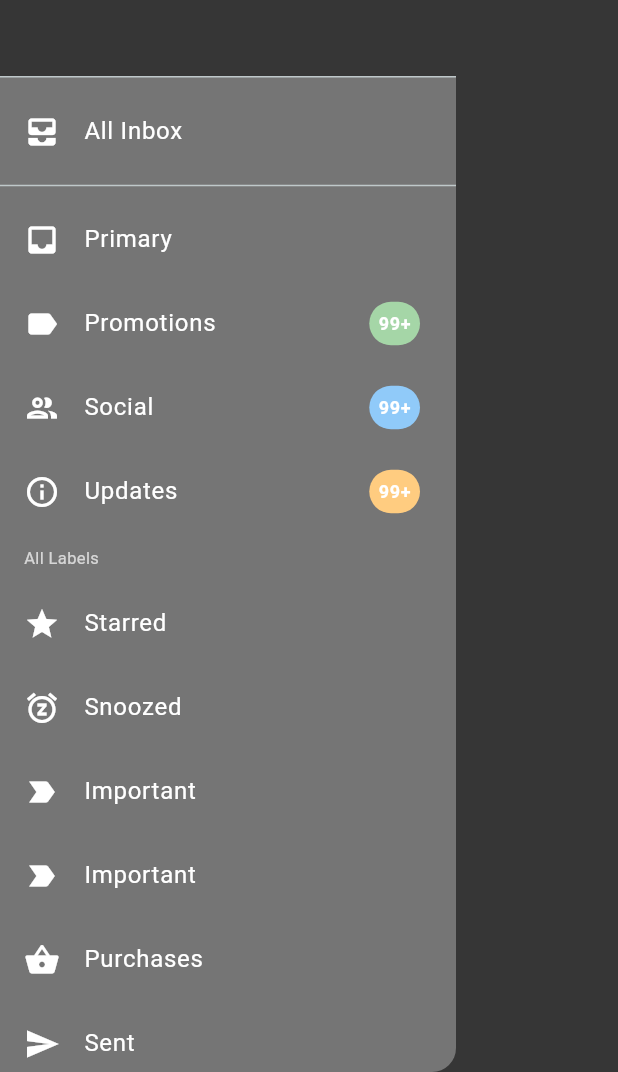
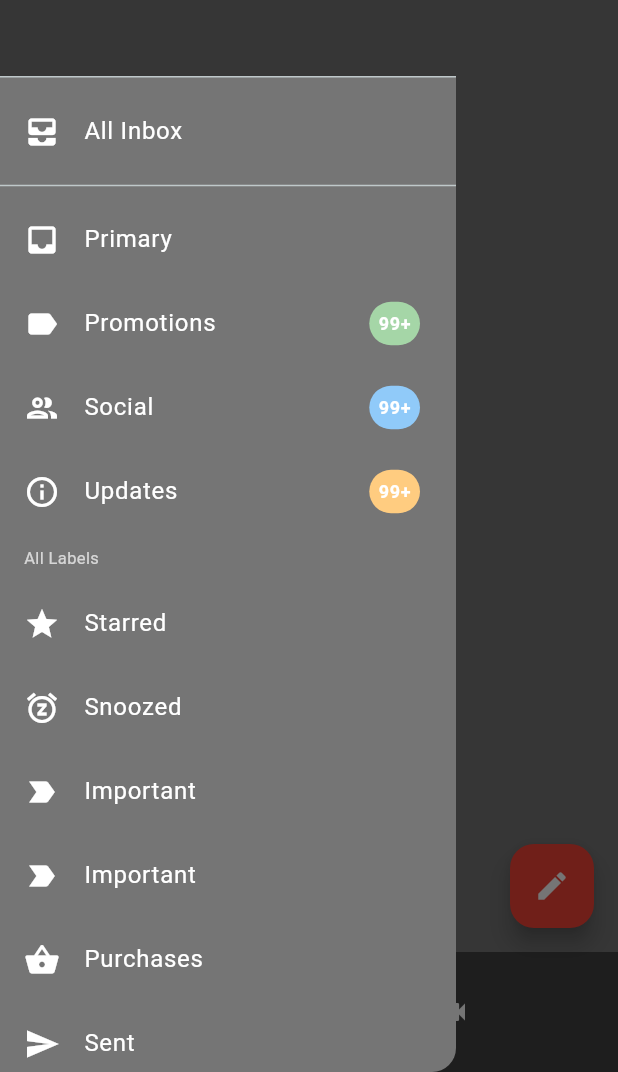
Before and after one commit to dare-devil-ex/GMail-Clone, a Flutter app: the screen it shows after launch, with the side drawer open, on a phone screen of 412 x 824 dp, the part 164-1236 px from its top. Run offline on Flutter 3.47's test engine with Material 3 defaults, Android fonts, the phone set to English and light mode, and no system bars; network calls fail.

Commit message:
deleted:    android/app/src/main/kotlin/com/example/gmail_cone/MainActivity.kt 	modified:   lib/main.dart 	modified:   lib/pages/home_page.dart

```diff
--- a/lib/main.dart
+++ b/lib/main.dart
@@ -11,7 +11,7 @@ class MyApp extends StatelessWidget {
   @override
   Widget build(BuildContext context) {
     return MaterialApp(
-      title: 'Gmail Clone',
+      title: 'GMail Clone',
       theme: ThemeData(
         useMaterial3: true,
         appBarTheme: AppBarTheme(backgroundColor: Colors.grey[800]),
--- a/lib/pages/home_page.dart
+++ b/lib/pages/home_page.dart
@@ -399,6 +399,36 @@ class _HomepageState extends State<Homepage> {
           ],
         ),
       ),
+      floatingActionButton: FloatingActionButton(
+        onPressed: () {
+          Navigator.push(
+            context,
+            MaterialPageRoute(builder: (context) => const SoonPage()),
+          );
+        },
+        tooltip: 'Compose',
+        backgroundColor: Colors.red,
+        child: Icon(Icons.edit, color: Colors.white),
+      ),
+      bottomNavigationBar: BottomAppBar(
+        color: Colors.grey[800],
+        child: Row(
+          crossAxisAlignment: CrossAxisAlignment.center,
+          mainAxisAlignment: MainAxisAlignment.spaceAround,
+          children: [
+            IconButton(
+              icon: Icon(Icons.mail, color: Colors.white),
+              onPressed: () {},
+              tooltip: 'Mail',
+            ),
+            IconButton(
+              icon: Icon(Icons.videocam, color: Colors.white),
+              onPressed: () {},
+              tooltip: 'Meet',
+            ),
+          ],
+        ),
+      ),
     );
   }
 }
```
Also changed, not shown: 1 other file.
